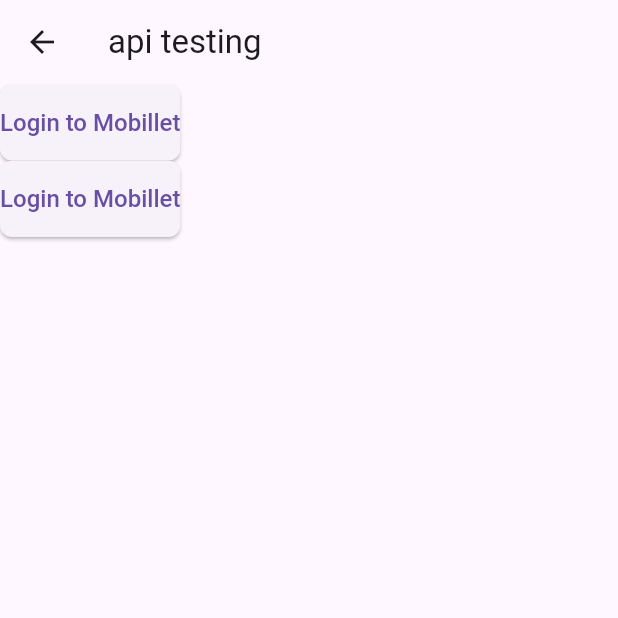
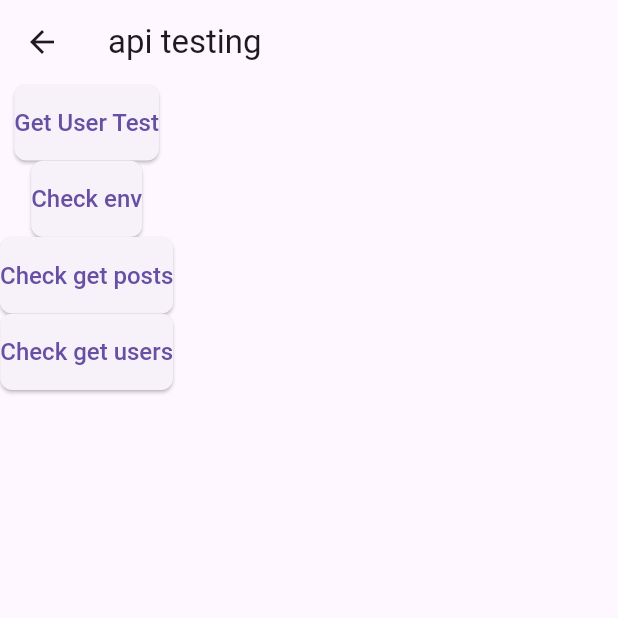
Before and after one commit to mdhvsk/Umee-news, a Flutter app: the ApiScreen screen opened directly, on a phone screen of 412 x 824 dp, the top half of it. Run offline on Flutter 3.47's test engine with Material 3 defaults, Android fonts, the phone set to English and light mode, and no system bars; our stand-ins replace flutter_dotenv, image_picker, supabase_flutter; accounts and stored records are empty.

Commit message:
article and user service get request working

```diff
--- a/app/lib/core/models/post.dart
+++ b/app/lib/core/models/post.dart
@@ -1,28 +1,33 @@
-// class PostModel {
+class PostModel {
 
-//   final int id;
-//   final int user_id;
-//   final String image_id;
-//   final String content;
-//   final DateTime created_at;
+  final int id;
+  final int user_id;
+  final String? image_id;
+  final String content;
+  final String title;
+  final DateTime created_at;
 
-//   PostModel({required this.id, required this.user_id, this.image_id, required this.lastName});
+  PostModel({required this.id, required this.user_id, this.image_id, required this.content, required this.title, required this.created_at});
 
-//   factory PostModel.fromJson(Map<String, dynamic> json) {
-//     return PostModel(
-//       id: json['id'],
-//       username: json['username'],
-//       firstName: json['first_name'],
-//       lastName: json['last_name'],
-//     );
-//   }
+  factory PostModel.fromJson(Map<String, dynamic> json) {
+    return PostModel(
+      id: json['id'],
+      user_id: json['user_id'],
+      image_id: json['image_id'],
+      content: json['content'],
+      title: json['title'],
+      created_at: json['created_at']
+    );
+  }
 
-//   Map<String, dynamic> toJson() {
-//     return {
-//       'id': id,
-//       'username': username,
-//       'first_name': firstName,
-//       'last_name': lastName
-//     };
-//   }
-// }
+  Map<String, dynamic> toJson() {
+    return {
+      'id': id,
+      'user_id': user_id,
+      'image_id': image_id,
+      'content': content,
+      'title': title,
+      'created_at': created_at
+    };
+  }
+}
--- a/app/lib/ui/screens/api_screen.dart
+++ b/app/lib/ui/screens/api_screen.dart
@@ -1,3 +1,4 @@
+import 'package:app/core/services/post_service.dart';
 import 'package:app/core/services/user_service.dart';
 import 'package:flutter/material.dart';
 import 'package:flutter_dotenv/flutter_dotenv.dart';
@@ -13,6 +14,7 @@ class _ApiScreenState extends State<ApiScreen> {
 
   static String get supabaseUrl => dotenv.env['SUPABASE_URL'] ?? '';
   UserService userService = UserService();
+  PostService postService = PostService();
 
   @override
   Widget build(BuildContext context) {
@@ -24,7 +26,7 @@ class _ApiScreenState extends State<ApiScreen> {
               onPressed: () {
                 userService.getUser("new_user");
               },
-              child: const Text('Login to Mobillet'),
+              child: const Text('Get User Test'),
               style: ElevatedButton.styleFrom(
                 iconColor: Colors.blue,
                 padding: const EdgeInsets.symmetric(vertical: 16),
@@ -39,7 +41,37 @@ class _ApiScreenState extends State<ApiScreen> {
               onPressed: () {
                 debugPrint(dotenv.get("SUPABASE_URL"));
               },
-              child: const Text('Login to Mobillet'),
+              child: const Text('Check env'),
+              style: ElevatedButton.styleFrom(
+                iconColor: Colors.blue,
+                padding: const EdgeInsets.symmetric(vertical: 16),
+                textStyle:
+                    const TextStyle(fontSize: 16, fontWeight: FontWeight.w500),
+                shape: RoundedRectangleBorder(
+                  borderRadius: BorderRadius.circular(8),
+                ),
+              ),
+            ),
+            ElevatedButton(
+              onPressed: () {
+                postService.getPosts();
+              },
+              child: const Text('Check get posts'),
+              style: ElevatedButton.styleFrom(
+                iconColor: Colors.blue,
+                padding: const EdgeInsets.symmetric(vertical: 16),
+                textStyle:
+                    const TextStyle(fontSize: 16, fontWeight: FontWeight.w500),
+                shape: RoundedRectangleBorder(
+                  borderRadius: BorderRadius.circular(8),
+                ),
+              ),
+            ),
+            ElevatedButton(
+              onPressed: () {
+                userService.getPosts();
+              },
+              child: const Text('Check get users'),
               style: ElevatedButton.styleFrom(
                 iconColor: Colors.blue,
                 padding: const EdgeInsets.symmetric(vertical: 16),
--- a/app/lib/ui/widgets/post_card.dart
+++ b/app/lib/ui/widgets/post_card.dart
@@ -33,7 +33,8 @@ class PostCard extends StatelessWidget {
             child: Padding(
               padding: const EdgeInsets.all(8.0),
               child: Image.network(
-                'https://cdn.britannica.com/71/94371-050-293AE931/Mountains-region-Ten-Peaks-Moraine-Lake-Alberta.jpg',
+                "https://akqumrzgyznxqykitvih.supabase.co/storage/v1/object/sign/post-images/uploads/2024-07-23T01:12:25.177199.jpg?token=eyJhbGciOiJIUzI1NiIsInR5cCI6IkpXVCJ9.eyJ1cmwiOiJwb3N0LWltYWdlcy91cGxvYWRzLzIwMjQtMDctMjNUMDE6MTI6MjUuMTc3MTk5LmpwZyIsImlhdCI6MTcyMTcyMjQ5NSwiZXhwIjoxNzIyMzI3Mjk1fQ.4hzKr6SCOwEHwcBZbzF0e525aXjIMH_8YYtDKWTKIiA&t=2024-07-23T08%3A14%3A55.538Z",
+                // 'https://cdn.britannica.com/71/94371-050-293AE931/Mountains-region-Ten-Peaks-Moraine-Lake-Alberta.jpg',
                 fit: BoxFit.fill,
                 height: 200,
                 width: double.infinity
```
Also changed, not shown: app/lib/core/services/post_service.dart (+29 -5 lines), app/lib/core/services/user_service.dart (+22 -0 lines).
